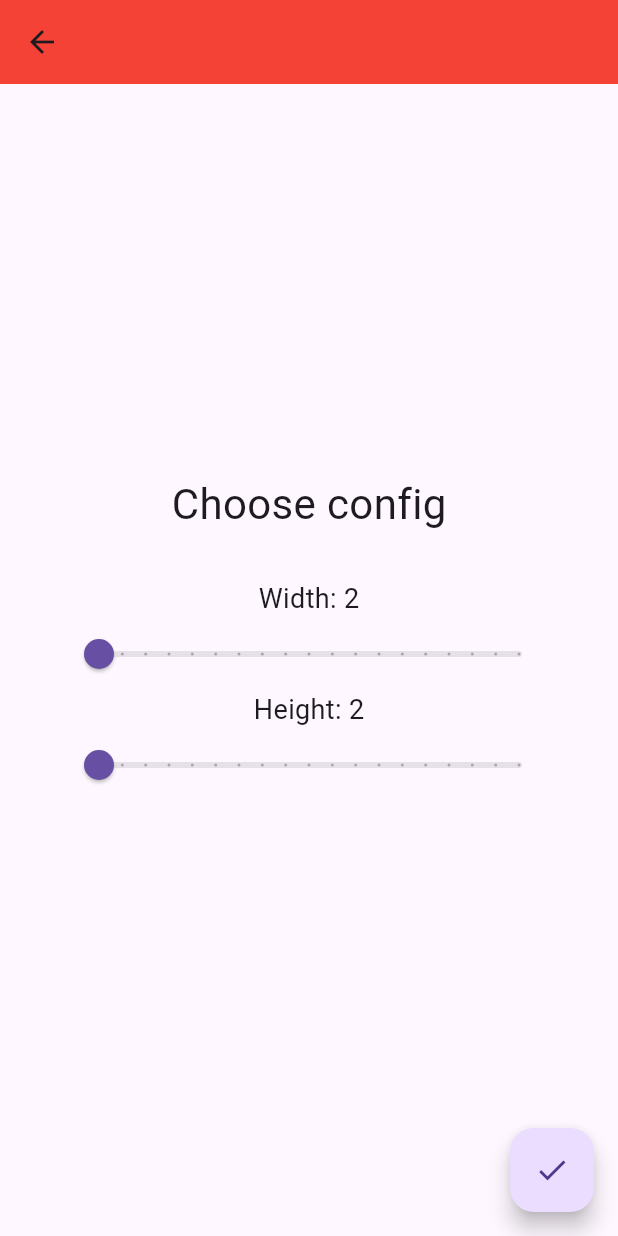
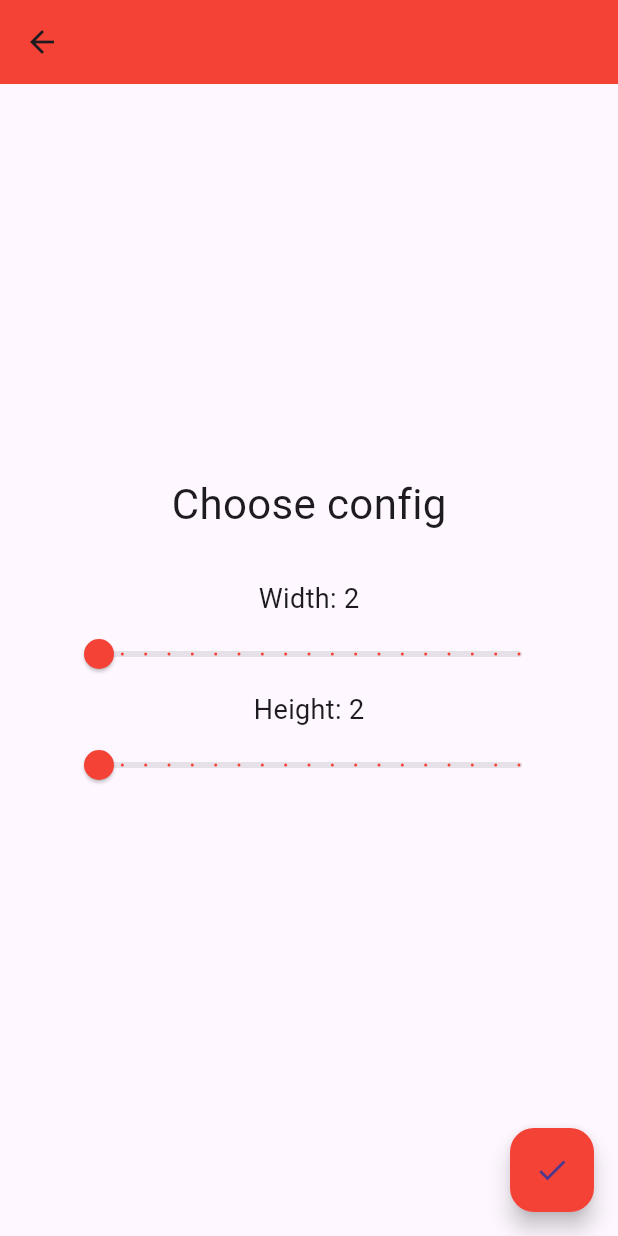
Before and after one commit to MikulasBar/pathfinding, a Flutter app: the screen it shows after launch, after a tap on the "check" icon, on a phone screen of 412 x 824 dp. Run offline on Flutter 3.47's test engine with Material 3 defaults, Android fonts, the phone set to English and light mode, and no system bars; our stand-ins replace auto_route.

Commit message:
feat: change colors to red

```diff
--- a/lib/screens/config_screen/config_screen.dart
+++ b/lib/screens/config_screen/config_screen.dart
@@ -60,6 +60,7 @@ class _ConfigScreenState extends State<ConfigScreen> {
         ),
       ),
       floatingActionButton: FloatingActionButton(
+        backgroundColor: Colors.red,
         onPressed: () => context.router.push(PositionConfigRoute(width: width, height: height)),
         child: const Icon(Icons.check),
       ),
--- a/lib/screens/config_screen/widgets/size_slider.dart
+++ b/lib/screens/config_screen/widgets/size_slider.dart
@@ -21,7 +21,8 @@ class SizeSlider extends StatelessWidget {
   @override
   Widget build(BuildContext context) {
     return Slider(
-      // label: '${value.toInt()}',
+      thumbColor: Colors.red,
+      activeColor: Colors.red,
       divisions: divisions,
       min: minSize,
       max: maxSize,
--- a/lib/screens/doc_screen/doc_screen.dart
+++ b/lib/screens/doc_screen/doc_screen.dart
@@ -13,6 +13,7 @@ class DocScreen extends StatelessWidget {
         child: Text('Documentation soon :)', style: TextStyle(fontSize: 18),),
       ),
       floatingActionButton: FloatingActionButton(
+        backgroundColor: Colors.red,
         child: const Icon(Icons.check),
         onPressed: () => context.router.push(const ConfigRoute())
       ),
```
